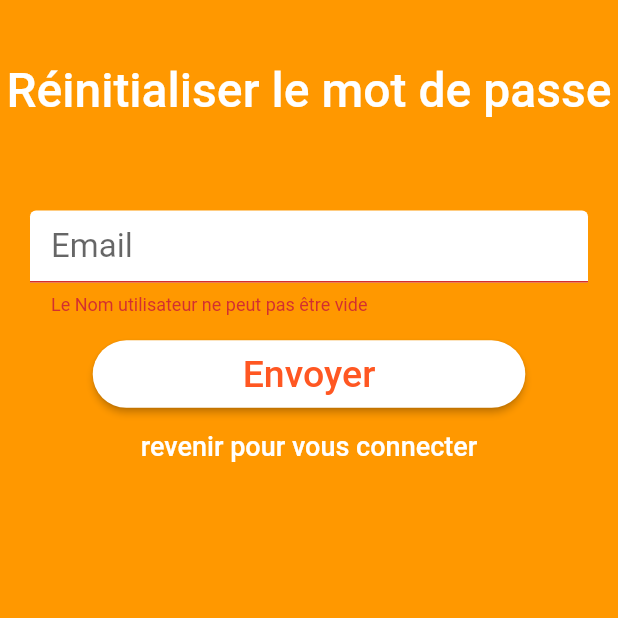
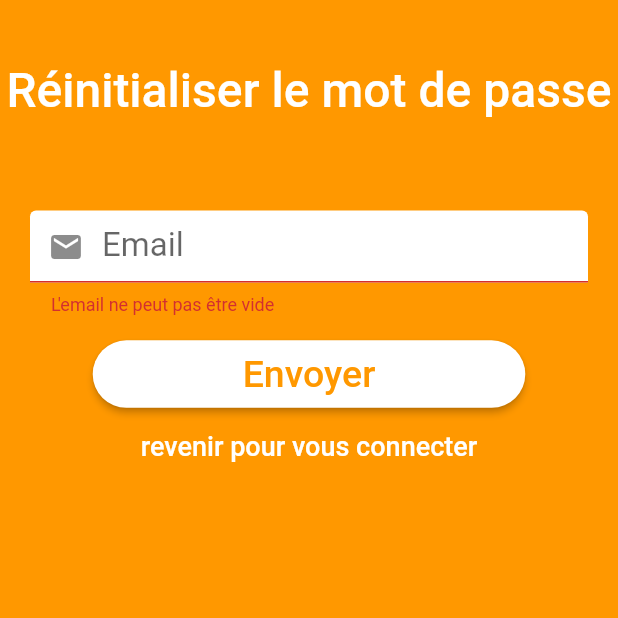
Before and after one commit to ahmedahdarf/SignInSignUpAppFlutter, a Flutter app: the FirstView screen opened directly, after a tap on "Sign In", after a tap on "Se connecter", after a tap on "Mot de passe oublié?", on a phone screen of 412 x 824 dp, the top half of it. Run offline on Flutter 3.47's test engine with Material 2 defaults, Android fonts, the phone set to English and light mode, and no system bars; drawn by our look-alikes of auto_size_text; our stand-ins replace firebase_auth, flutter_spinkit, google_sign_in; missing offline and left inert: flutter_auth_buttons; accounts and stored records are empty.

Commit message:
second commit

```diff
--- a/lib/main.dart
+++ b/lib/main.dart
@@ -16,9 +16,10 @@ class MyApp extends StatelessWidget {
     return Provider(
       auth: AuthService(),
       child: MaterialApp(
+        debugShowCheckedModeBanner: false,
         title: "Test",
         theme: ThemeData(primarySwatch: Colors.blue),
-        home: HomeController(),
+        home: Home(),
         routes: <String, WidgetBuilder>{
           '/home': (BuildContext context) => HomeController(),
           '/signUp': (BuildContext context) => SignUpView(authFormType: AuthFormType.signUp,),
--- a/lib/services/auth_service.dart
+++ b/lib/services/auth_service.dart
@@ -98,20 +98,35 @@ class NameValidator{
   }
 }
 class EmailValidator{
+  static bool isEmail(String em) {
+
+    String p = r'^(([^<>()[\]\\.,;:\s@\"]+(\.[^<>()[\]\\.,;:\s@\"]+)*)|(\".+\"))@((\[[0-9]{1,3}\.[0-9]{1,3}\.[0-9]{1,3}\.[0-9]{1,3}\])|(([a-zA-Z\-0-9]+\.)+[a-zA-Z]{2,}))$';
+
+    RegExp regExp = new RegExp(p);
+
+    return regExp.hasMatch(em);
+  }
   static String validate(String value){
+    //bool emailValid = RegExp(r"^[a-zA-Z0-9.a-zA-Z0-9.!#$%&'*+-/=?^_`{|}~]+@[a-zA-Z0-9]+\.[a-zA-Z]+").hasMatch(value);
     if(value.isEmpty){
       return "L'email ne peut pas être vide";
+    }
+    if(!isEmail(value)){
+      return "email invalid";
     }
     return null;
   }
 }
 class PasswordValidator{
   static String validate(String value){
+    Pattern pattern =
+        r'^(?=.*?[A-Z])(?=.*?[a-z])(?=.*?[0-9])(?=.*?[!@#\$&*~]).{13,}$';
+    RegExp regex = new RegExp(pattern);
     if(value.isEmpty){
       return "Le mot de passe ne peut pas être vide";
     }
-    if(value.length<7){
-      return "Le mot de passe doit contenir 8 caractère au minimum";
+    if(value.length<12  || !regex.hasMatch(value)){
+      return "mot de passe doit contenir 13 caractère au minimum\n avec des caractère spéciaux";
     }
     return null;
   }
--- a/lib/views/first_view.dart
+++ b/lib/views/first_view.dart
@@ -8,13 +8,17 @@ class FirstView extends StatelessWidget {
     final _width = MediaQuery.of(context).size.width;
     final _height = MediaQuery.of(context).size.height;
     return Scaffold(
+
       body: Container(
         width: _width,
         color: Colors.orange[500],
+        height: _height,
         child: SafeArea(
           child: Padding(
             padding: const EdgeInsets.all(12.0),
+            child: SingleChildScrollView(
               child: Column(
+                mainAxisAlignment: MainAxisAlignment.center,
                 children: <Widget>[
                   SizedBox(
                     height: _height * 0.10,
@@ -44,7 +48,7 @@ class FirstView extends StatelessWidget {
                       child: Text(
                         "Commencer",
                         style: TextStyle(
-                          color: Colors.deepOrange,
+                            color: Colors.orange[500],
                             fontSize: 28,
                             fontWeight: FontWeight.w500),
                       ),
@@ -80,6 +84,7 @@ class FirstView extends StatelessWidget {
             ),
           ),
         ),
+      ),
     );
   }
 }
--- a/lib/views/sign_up_view.dart
+++ b/lib/views/sign_up_view.dart
@@ -116,13 +116,16 @@ class _SignUpViewState extends State<SignUpView> {
     if (authFormType == AuthFormType.anonymous) {
       submit();
       return Scaffold(
+        resizeToAvoidBottomPadding: false,
         backgroundColor: Colors.orange[500],
-        body: Column(
-          mainAxisAlignment: MainAxisAlignment.center,
-          children: [
-              SpinKitDoubleBounce(color: Colors.white,),
-            Text("Chargement",style: TextStyle(color: Colors.white,fontSize: 22,fontWeight: FontWeight.bold),)
-          ],
+        body: SingleChildScrollView(
+          child: Column(
+            mainAxisAlignment: MainAxisAlignment.center,
+            children: [
+                SpinKitDoubleBounce(color: Colors.white,),
+              Text("Chargement",style: TextStyle(color: Colors.white,fontSize: 22,fontWeight: FontWeight.bold),)
+            ],
+          ),
         ),
       );
     } else {
@@ -213,7 +216,12 @@ class _SignUpViewState extends State<SignUpView> {
               maxLines: 1,
             );
   }
-
+  bool _isVisible=true;
+  void _toggleVisibility(){
+    setState(() {
+      _isVisible=!_isVisible;
+    });
+  }
   List<Widget> buildInputs() {
     List<Widget> textFields = [];
 
@@ -222,7 +230,7 @@ class _SignUpViewState extends State<SignUpView> {
 
         validator: EmailValidator.validate,
         style: TextStyle(fontSize: 22,color: Colors.black),
-        decoration: buildSignUpInputDecoration("Email"),
+        decoration: buildSignUpInputDecoration("Email").copyWith(prefixIcon: Icon(Icons.email)),
 
         onSaved: (val)=> _email=val,
       ),);
@@ -230,12 +238,12 @@ class _SignUpViewState extends State<SignUpView> {
       return textFields;
     }
     // if were in the sign un state add name
-    if([AuthFormType.signIn , AuthFormType.convert].contains(authFormType)){
+    if([AuthFormType.signUp , AuthFormType.convert].contains(authFormType)){
       textFields.add(TextFormField(
 
         validator: NameValidator.validate,
         style: TextStyle(fontSize: 22,color: Colors.black),
-        decoration: buildSignUpInputDecoration("Name"),
+        decoration: buildSignUpInputDecoration("Name").copyWith(prefixIcon: Icon(Icons.account_circle)),
 
         onSaved: (val)=> _name=val,
       ),);
@@ -245,15 +253,22 @@ class _SignUpViewState extends State<SignUpView> {
     textFields.add(TextFormField(
       validator: EmailValidator.validate,
       style: TextStyle(fontSize: 22,),
-      decoration: buildSignUpInputDecoration("Email"),
+      decoration: buildSignUpInputDecoration("Email").copyWith(prefixIcon: Icon(Icons.email,color: Colors.grey,)),
       onSaved: (val)=> _email=val,
     ),);
+
+
     textFields.add(SizedBox(height: 15,));
     textFields.add(TextFormField(
       validator: PasswordValidator.validate,
       style: TextStyle(fontSize: 22,),
-      obscureText: true,
-      decoration: buildSignUpInputDecoration("Mot de passe"),
+      obscureText: _isVisible,
+      decoration: buildSignUpInputDecoration("Mot de passe").copyWith(prefixIcon: Icon(Icons.lock,color: Colors.grey,),
+        suffixIcon: true? IconButton(
+          icon: _isVisible? Icon(Icons.visibility_off,color: Colors.grey,):Icon(Icons.visibility,color: Colors.grey,),
+           onPressed: _toggleVisibility,
+          color: Colors.grey,
+        ):null,),
       onSaved: (val)=> _password=val,
     ),);
     textFields.add(SizedBox(height: 15,));
@@ -296,7 +311,7 @@ class _SignUpViewState extends State<SignUpView> {
           child: Padding(
 
             padding: const EdgeInsets.all(8.0),
-            child: Text(_submitButtonText,style: TextStyle(fontSize: 25,color: Colors.deepOrange),),
+            child: Text(_submitButtonText,style: TextStyle(fontSize: 25,color: Colors.orange[500]),),
           ),
         ),
       ),
@@ -318,9 +333,10 @@ class _SignUpViewState extends State<SignUpView> {
         hintText: hint,
         filled: true,
         fillColor: Colors.white,
-        focusColor: Colors.white30,
+        focusColor: Colors.grey,
+
         enabledBorder: OutlineInputBorder(
-            borderSide: BorderSide(color: Colors.deepOrange, width: 0.0)),
+            borderSide: BorderSide(color: Colors.grey, width: 0.0)),
         contentPadding:const EdgeInsets.only(bottom: 10.0, left: 14.0, top: 10.0),
     );
   }
--- a/pubspec.yaml
+++ b/pubspec.yaml
@@ -30,6 +30,9 @@ dependencies:
   cloud_firestore: ^0.13.7
   flutter_spinkit: "^4.1.2"
   flutter_auth_buttons: ^0.9.0
+
+
+
 
   # The following adds the Cupertino Icons font to your application.
   # Use with the CupertinoIcons class for iOS style icons.
```
Also changed, not shown: lib/views/home_widget.dart (+57 -5 lines), lib/widgets/fenetre_dialogue.dart (+18 -13 lines). Lines whose indentation alone changed are shown as unchanged.
